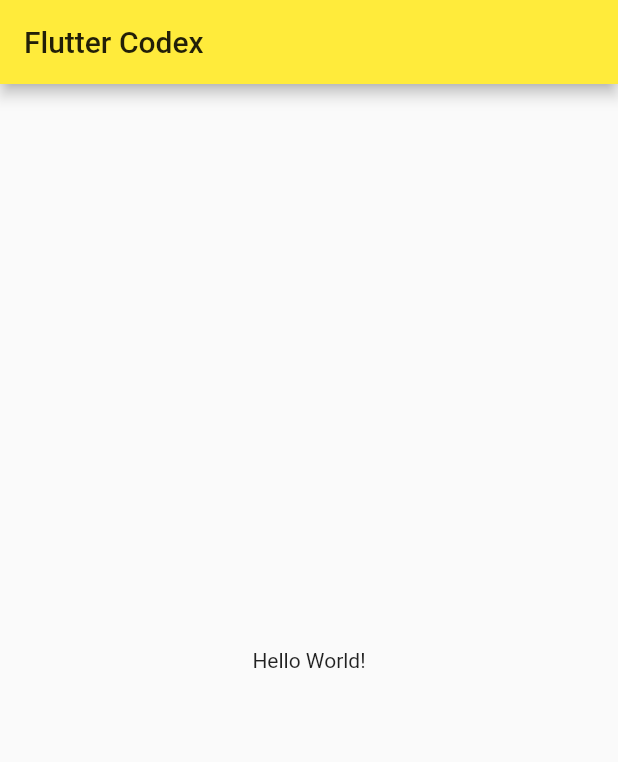
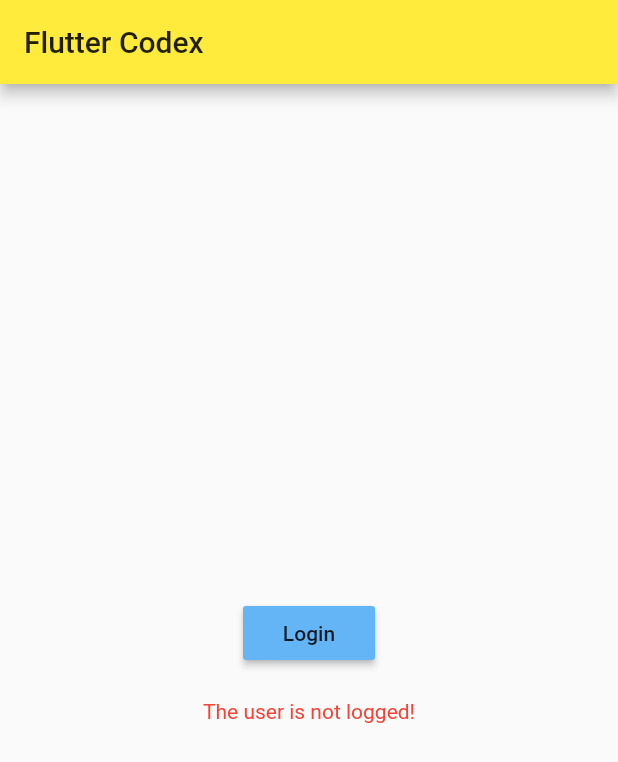
Before and after one commit to timbergus/flutter_codex, a Flutter app: the screen it shows after launch, on a phone screen of 412 x 824 dp. Shown: the top 762 px of the screen. Run offline on Flutter 3.47's test engine with Material 2 defaults, Android fonts, the phone set to English and light mode, and no system bars; our stand-ins replace firebase_auth; accounts and stored records are empty.

Commit message:
Add code for the login example.

```diff
--- a/lib/main.dart
+++ b/lib/main.dart
@@ -1,4 +1,5 @@
 import 'package:flutter/material.dart';
+import 'package:firebase_auth/firebase_auth.dart';
 
 void main() => runApp(MyApp());
 
@@ -6,7 +7,7 @@ class MyApp extends StatelessWidget {
   @override
   Widget build(BuildContext context) {
     return MaterialApp(
-      title: 'Flutter Codex',
+      title: 'Flutter Demo',
       theme: ThemeData(
         primarySwatch: Colors.yellow,
       ),
@@ -21,6 +22,24 @@ class MyHomePage extends StatefulWidget {
 }
 
 class _MyHomePageState extends State<MyHomePage> {
+  bool logged = false;
+
+  FirebaseUser _user;
+  final FirebaseAuth _auth = FirebaseAuth.instance;
+
+  @override
+  void initState() {
+    super.initState();
+    _auth.currentUser().then((response) {
+      print(response.uid);
+      if (response.uid != null) {
+        setState(() {
+          logged = true;
+        });
+      }
+    });
+  }
+
   @override
   Widget build(BuildContext context) {
     return Scaffold(
@@ -31,9 +50,54 @@ class _MyHomePageState extends State<MyHomePage> {
         child: Column(
           mainAxisAlignment: MainAxisAlignment.center,
           children: <Widget>[
-            Text(
-              'Hello World!',
+            logged ? Container() : RaisedButton(
+              child: Text('Login'),
+              color: Colors.blue[300],
+              onPressed: () async {
+                try {
+                  _user = await _auth.signInWithEmailAndPassword(
+                    email: 'user@fakemailaddress.com',
+                    password: 'password',
+                  );
+                  print(_user);
+                  setState(() {
+                    logged = true;
+                  });
+                } catch (e) {
+                  print(e);
+                }
+              },
             ),
+            logged ? RaisedButton(
+              child: Text('Logout'),
+              color: Colors.red[300],
+              onPressed: () async {
+                try {
+                  await _auth.signOut();
+                  setState(() {
+                    logged = false;
+                  });
+                } catch (e) {
+                  print(e);
+                }
+              },
+            ) : Container(),
+            SizedBox(
+              height: 20,
+            ),
+            logged
+                ? Text(
+                    'The user is logged!',
+                    style: TextStyle(
+                      color: Colors.blue,
+                    ),
+                  )
+                : Text(
+                    'The user is not logged!',
+                    style: TextStyle(
+                      color: Colors.red,
+                    ),
+                  ),
           ],
         ),
       ),
--- a/pubspec.yaml
+++ b/pubspec.yaml
@@ -23,6 +23,10 @@ dependencies:
   # The following adds the Cupertino Icons font to your application.
   # Use with the CupertinoIcons class for iOS style icons.
   cupertino_icons: ^0.1.2
+
+  firebase_core: 0.4.0+3
+
+  firebase_auth: ^0.11.1+6
 
 dev_dependencies:
   flutter_test:
```
Also changed, not shown: pubspec.lock, 7 other files.
